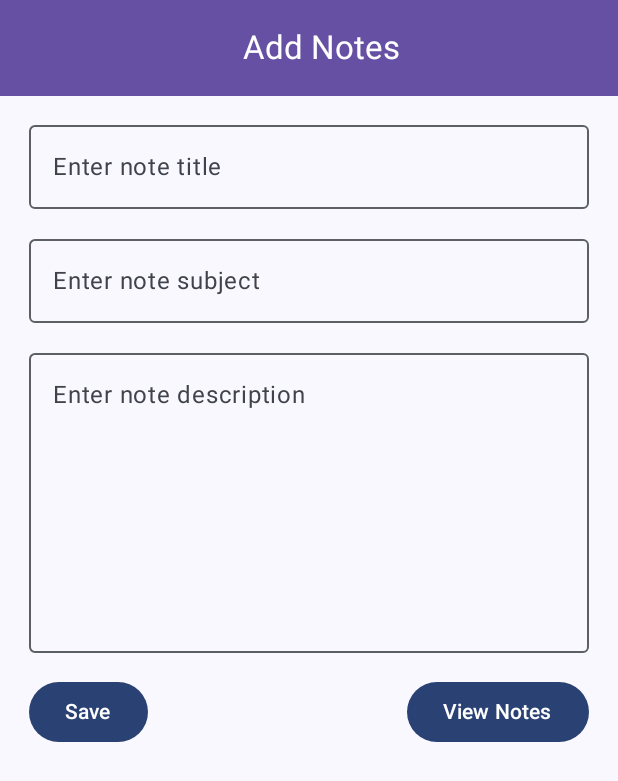
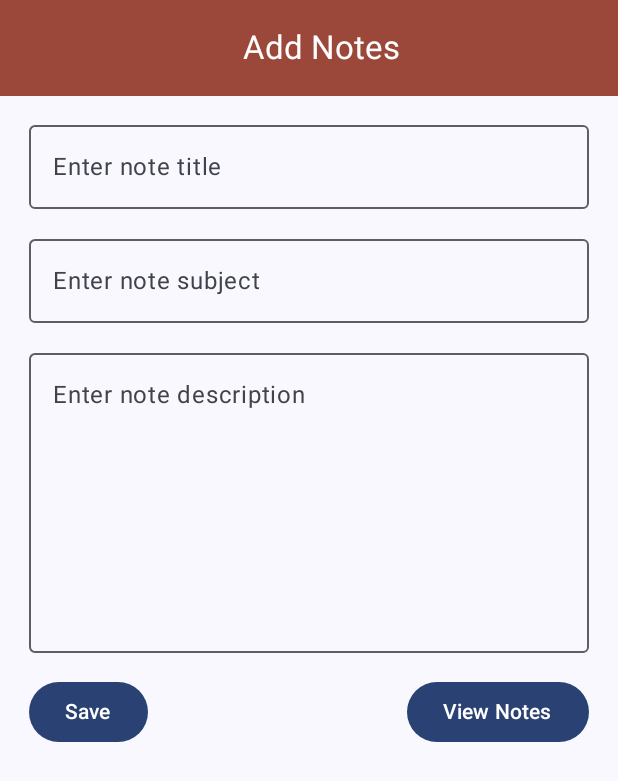
Before and after one commit to VidushiSingh56/MyNotes, an Android app built with Jetpack Compose: the screen it shows after launch (AddNotes), after a tap on "Add", on a phone screen of 412 x 824 dp. Shown: the top 781 px of the screen. Run offline under Robolectric (Android 15) with nearby library versions, the phone set to English and light mode, and no system bars.

Commit message:
Some UI changes

```diff
--- a/app/build.gradle.kts
+++ b/app/build.gradle.kts
@@ -61,6 +61,8 @@ dependencies {
     implementation("androidx.compose.ui:ui-graphics")
     implementation("androidx.compose.ui:ui-tooling-preview")
     implementation(platform("androidx.compose:compose-bom:2023.08.00"))
+    implementation ("com.itextpdf:itextpdf:5.5.13.3")
+
     implementation("androidx.compose.material3:material3-android:1.2.1")
     implementation(platform("androidx.compose:compose-bom:2023.08.00"))
 
--- a/app/src/main/java/com/example/notesjc/AddNotes.kt
+++ b/app/src/main/java/com/example/notesjc/AddNotes.kt
@@ -1,5 +1,6 @@
 package com.example.notesjc
 
+//import MainActivity
 import android.app.Activity
 import android.content.Context
 import android.content.Intent
@@ -39,8 +40,8 @@ import androidx.compose.ui.text.style.TextAlign
 import androidx.compose.ui.tooling.preview.Preview
 import androidx.compose.ui.unit.dp
 import androidx.compose.ui.unit.sp
+import com.example.notesjc.ui.theme.Brown
 import com.example.notesjc.ui.theme.NOTESJCTheme
-import com.example.notesjc.ui.theme.Purple40
 
 
 class AddNotes : ComponentActivity() {
@@ -58,7 +59,7 @@ class AddNotes : ComponentActivity() {
                         topBar = {
                             TopAppBar(
                                 colors = TopAppBarDefaults.topAppBarColors(
-                                    containerColor = Purple40,
+                                    containerColor = Brown,
                                     titleContentColor = MaterialTheme.colorScheme.primary,
                                 ),
                                 title = {
@@ -158,14 +159,14 @@ fun addToDatabase(context: Context) {
 
                 Toast.makeText(context, "Note Added to Database", Toast.LENGTH_SHORT)
             }){
-                Text(text = "Save",color = Color.White)
+                Text(text = "Save")
             }
 
 //            Spacer(modifier = Modifier.height(15.dp))
 
             Button(onClick = { val i = Intent(context, MainActivity::class.java)
                 context.startActivity(i)
-            }) {
+            },) {
                 Text("View Notes", color = Color.White)
             }
         }
--- a/app/src/main/java/com/example/notesjc/MainActivity.kt
+++ b/app/src/main/java/com/example/notesjc/MainActivity.kt
@@ -1,12 +1,10 @@
 package com.example.notesjc
-
-
-
 import android.annotation.SuppressLint
 import android.app.Activity
 import android.content.Context
 import android.content.Intent
 import android.os.Bundle
+import android.util.Log
 import android.widget.Toast
 import androidx.activity.ComponentActivity
 import androidx.activity.compose.setContent
@@ -34,8 +32,8 @@ import androidx.compose.ui.graphics.Color
 import androidx.compose.ui.platform.LocalContext
 import androidx.compose.ui.text.style.TextAlign
 import androidx.compose.ui.unit.dp
+import com.example.notesjc.ui.theme.Brown
 import com.example.notesjc.ui.theme.NOTESJCTheme
-import com.example.notesjc.ui.theme.Purple40
 
 
 class MainActivity : ComponentActivity() {
@@ -58,13 +56,13 @@ class MainActivity : ComponentActivity() {
                             // inside top bar we are specifying background color.
                             TopAppBar(
                                 colors = TopAppBarDefaults.topAppBarColors(
-                                    containerColor = Purple40,
+                                    containerColor = Brown,
                                     titleContentColor = MaterialTheme.colorScheme.primary,
                                 ),
                                 title = {
 
                                     // in the top bar we are specifying tile as a text
-                                  Text(
+                                    Text(
 
                                         // on below line we are specifying
                                         // text to display in top app bar.
@@ -119,7 +117,7 @@ fun readDataToDatabase(context: Context, paddingValues: PaddingValues) {
             FloatingActionButton(onClick = {
                 val intent = Intent(context, AddNotes::class.java)
                 context.startActivity(intent)
-            }, containerColor = Purple40) {
+            }, containerColor = Brown) {
                 Icon(Icons.Default.Add, contentDescription = "Add", tint = Color.White)
             }
         }
@@ -130,8 +128,9 @@ fun readDataToDatabase(context: Context, paddingValues: PaddingValues) {
                 .padding(8.dp)
         ) {
             Box(
-                modifier = Modifier.fillMaxSize()
-            ) {
+                modifier = Modifier.fillMaxSize(),
+
+                ) {
                 LazyColumn(
                     modifier = Modifier.fillMaxSize()
                 ) {
@@ -158,19 +157,33 @@ fun readDataToDatabase(context: Context, paddingValues: PaddingValues) {
                                         textAlign = TextAlign.Start
                                     )
                                     Row {
+
+//                                        IconButton(onClick = {
+//                                            // Handle download action
+//                                            try {
+//                                                createPdf(context, item)
+//                                                Toast.makeText(context, "PDF downloaded successfully", Toast.LENGTH_SHORT).show()
+//                                            } catch (e: Exception) {
+//                                                Toast.makeText(context, "Failed to download PDF", Toast.LENGTH_SHORT).show()
+//                                            }
+//                                        }) {
+//                                            Icon(Icons.Default.ArrowDropDown, contentDescription = "Download")
+//                                        }
                                         IconButton(onClick = {
                                             // Handle edit action
-                                            val i = Intent(context, UpdateNote::class.java).apply {
+                                            val intent = Intent(context, UpdateNote::class.java).apply {
+                                                putExtra("NoteId", item.id)  // Pass the note ID for reference
                                                 putExtra("Title", item.title)
                                                 putExtra("Subject", item.subject)
                                                 putExtra("Description", item.description)
                                             }
-                                            context.startActivity(i)
-
-
+                                            Log.d("MainActivity", "Starting UpdateNote activity with ID: ${item.id}")
+                                            context.startActivity(intent)
                                         }) {
                                             Icon(Icons.Default.Edit, contentDescription = "Edit")
                                         }
+
+
                                         IconButton(onClick = {
                                             dbHandler.deleteNote(item.id)
                                             Toast.makeText(context, "Note Deleted", Toast.LENGTH_SHORT).show()
@@ -208,9 +221,9 @@ fun readDataToDatabase(context: Context, paddingValues: PaddingValues) {
                     },
                     modifier = Modifier
                         .align(Alignment.BottomEnd)
-                        .padding(16.dp),containerColor = Purple40
+                        .padding(16.dp),containerColor = Brown
                 ) {
-                    Icon(Icons.Default.Add, contentDescription = "Add")
+                    Icon(Icons.Default.Add, contentDescription = "Add", tint = Color.White)
                 }
             }
         }
--- a/app/src/main/java/com/example/notesjc/ui/theme/Color.kt
+++ b/app/src/main/java/com/example/notesjc/ui/theme/Color.kt
@@ -4,8 +4,12 @@ import androidx.compose.ui.graphics.Color
 
 val Purple80 = Color(0xFFD0BCFF)
 val PurpleGrey80 = Color(0xFFCCC2DC)
-val Pink80 = Color(0xFFEFB8C8)
+val Pink80 = Color(0xFFFFFFFF)
 
 val Purple40 = Color(0xFF6650a4)
 val PurpleGrey40 = Color(0xFF625b71)
-val Pink40 = Color(0xFF7D5260)
+val Pink40 = Color(0xFFFF0053)
+
+val Brown = Color(0xFF9B4739)
+val Cardd33= Color(0xFFE0D8EC)
+val FF = Color(0xFFFFFFFF)
--- a/build.gradle.kts
+++ b/build.gradle.kts
@@ -2,4 +2,5 @@
 plugins {
     id("com.android.application") version "8.2.2" apply false
     id("org.jetbrains.kotlin.android") version "1.9.0" apply false
+
 }
```
Also changed, not shown: app/src/main/AndroidManifest.xml (+6 -2 lines), app/src/main/java/com/example/notesjc/DBHandler.kt (+23 -7 lines), app/src/main/java/com/example/notesjc/Note.kt (added, +8 -0 lines), app/src/main/java/com/example/notesjc/UpdateNote.kt (+49 -28 lines).
